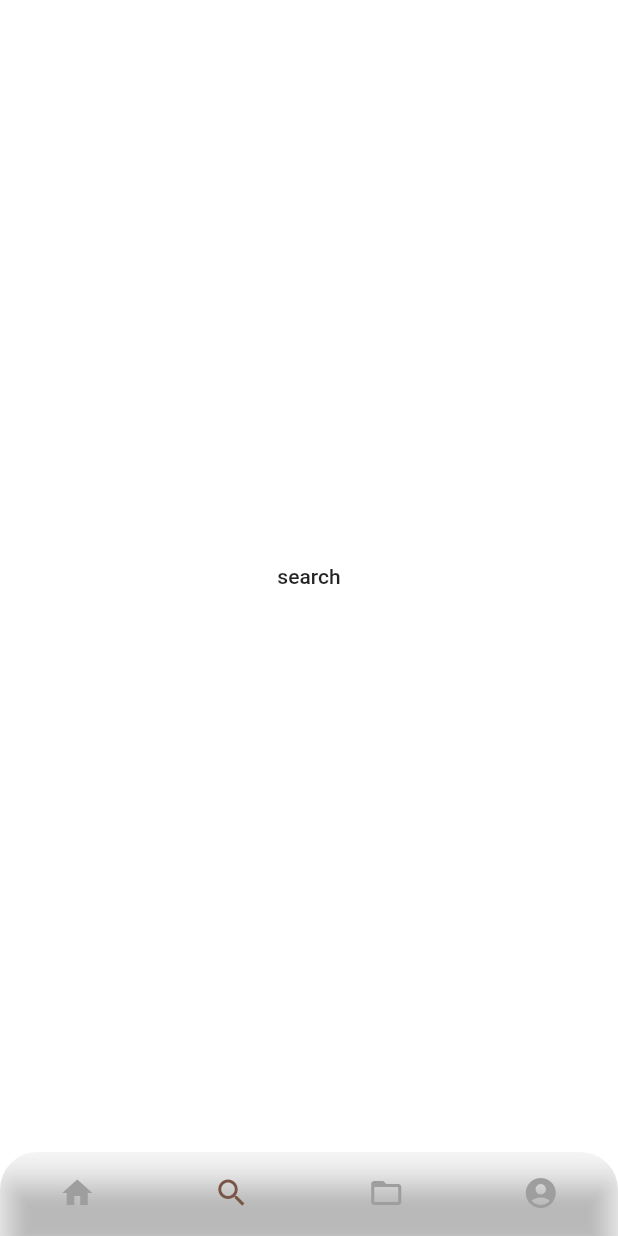
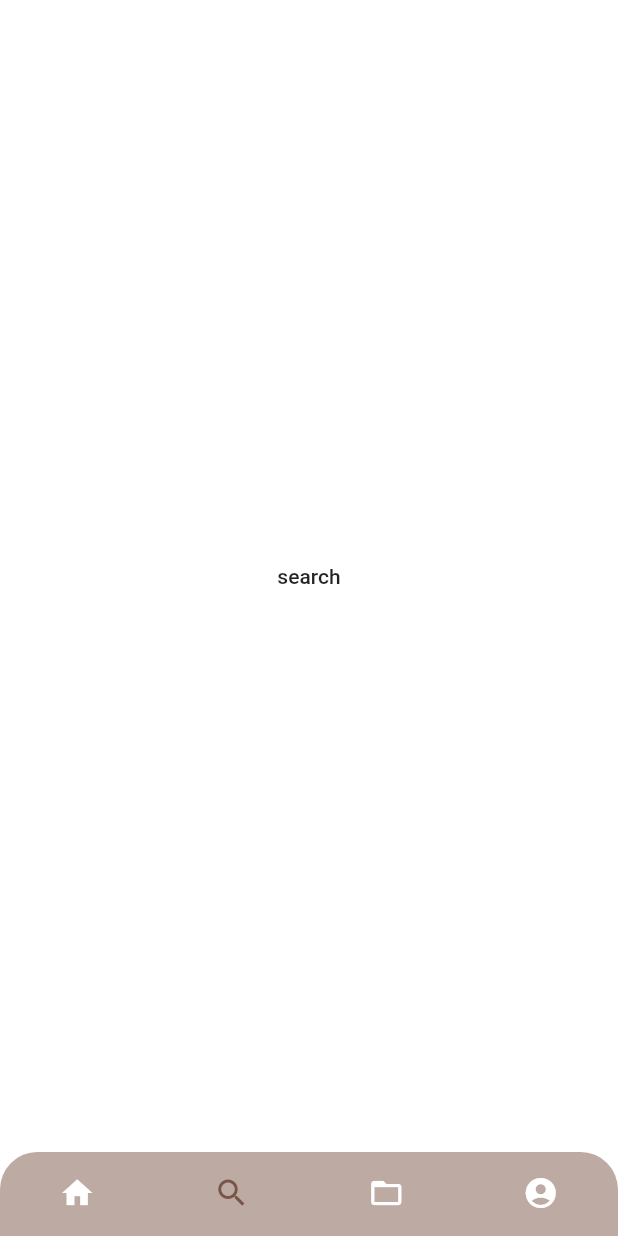
Before and after one commit to mahmoud-eslami/dessert_time, a Flutter app: the screen it shows after launch, item 2 of the bottom bar chosen, on a phone screen of 412 x 824 dp. Run offline on Flutter 3.47's test engine with Material 2 defaults, Android fonts, the phone set to English and light mode, and no system bars; our stand-ins replace bloc, dio, equatable, flutter_bloc.

Commit message:
change color of bottom navigation

```diff
--- a/lib/pages/main_page.dart
+++ b/lib/pages/main_page.dart
@@ -41,7 +41,8 @@ class _MainPageState extends State<MainPage> {
           currentIndex: _currentIndex,
           showSelectedLabels: false,
           showUnselectedLabels: false,
-          backgroundColor: Colors.transparent,
+          elevation: 0,
+          backgroundColor: AppColor.bottomNavBkColor,
           onTap: onTabTapped,
           selectedIconTheme: IconThemeData(color: AppColor.bottomNavSelectedIcon),
           unselectedIconTheme: IconThemeData(color: AppColor.bottomNavUnSelectedIcon),
--- a/lib/resource/colors.dart
+++ b/lib/resource/colors.dart
@@ -12,6 +12,7 @@ class AppColor {
   static Color dessertTitleColor = Colors.white;
   static Color dessertDesColor = Colors.white;
   static Color bottomNavSelectedIcon = Colors.brown;
-  static Color bottomNavUnSelectedIcon = Colors.grey;
+  static Color bottomNavBkColor = Colors.brown.withOpacity(.5);
+  static Color bottomNavUnSelectedIcon = Colors.white;
 
 }
```
